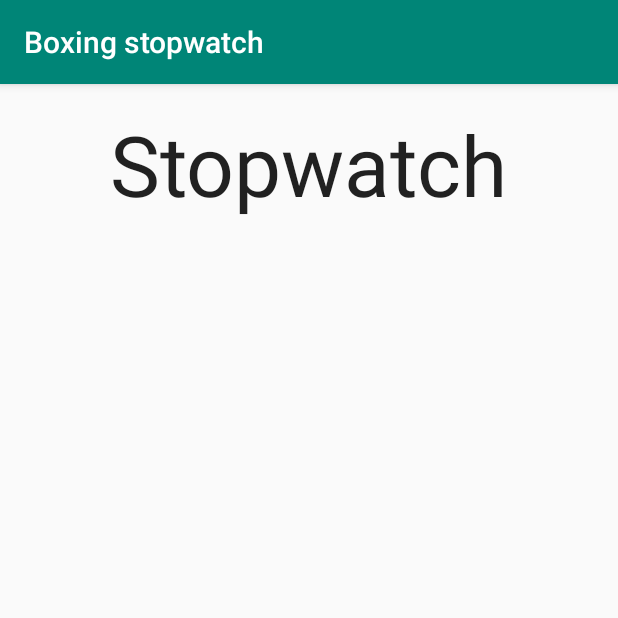
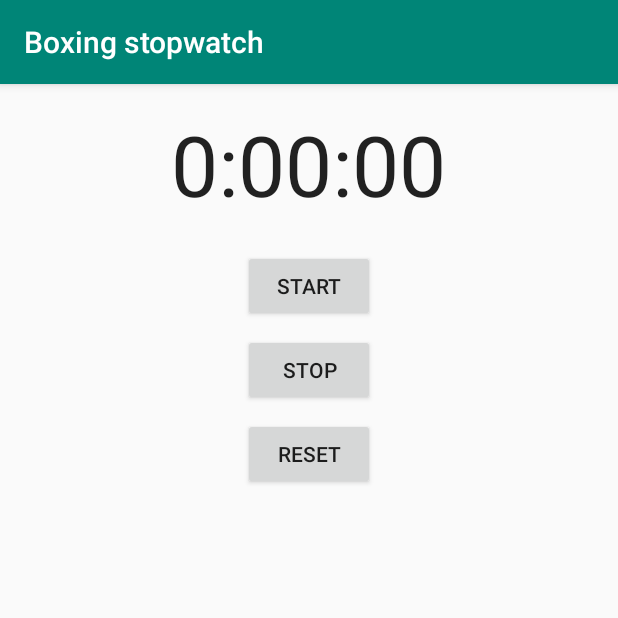
Before and after one commit to majkl109/Boxing_stopwatch, an Android app: the screen it shows after launch (StopwatchActivity), on a phone screen of 412 x 824 dp, the top half of it. Run offline under Robolectric (Android 15) with nearby library versions, the phone set to English and light mode, and no system bars.

Commit message:
All added

```diff
--- a/app/src/main/java/com/example/boxingstopwatch/StopwatchActivity.java
+++ b/app/src/main/java/com/example/boxingstopwatch/StopwatchActivity.java
@@ -1,14 +1,54 @@
 package com.example.boxingstopwatch;
 
 import androidx.appcompat.app.AppCompatActivity;
-
+import android.os.Handler;
+import android.view.View;
 import android.os.Bundle;
+import android.widget.TextView;
+import java.util.Locale;
 
 public class StopwatchActivity extends AppCompatActivity {
+
+    private int seconds = 0;
+    private boolean running;
 
     @Override
     protected void onCreate(Bundle savedInstanceState) {
         super.onCreate(savedInstanceState);
-        setContentView(R.layout.activity_main);
+        setContentView(R.layout.activity_stopwatch);
+        runTimer();
+    }
+
+    public void onClickStart(View view){
+        running = true;
+    }
+    public void onClickStop(View view){
+        running = false;
+    }
+    public void onClickReset(View view){
+        running = false;
+        seconds = 0;
+    }
+    private void runTimer() {
+        final TextView timeView = findViewById(R.id.time_view);
+        final Handler handler = new Handler();
+        handler.post(new Runnable() {
+            @Override
+            public void run() {
+                int hours = seconds / 3600;
+                int minutes = (seconds % 3600) / 60;
+                int secs = seconds % 60;
+                String time = String.format(Locale.getDefault(),
+                        "%d:%02d:%02d", hours, minutes, secs);
+                timeView.setText(time);
+                if (running) {
+                    seconds++;
+                }
+                handler.postDelayed(this, 1000);
+
+            }
+
+        });
+
     }
 }
--- a/app/src/main/res/layout/activity_main.xml
+++ /dev/null
@@ -1,27 +0,0 @@
-<?xml version="1.0" encoding="utf-8"?>
-<LinearLayout
-    xmlns:android="http://schemas.android.com/apk/res/android"
-    xmlns:app="http://schemas.android.com/apk/res-auto"
-    xmlns:tools="http://schemas.android.com/tools"
-    android:layout_width="match_parent"
-    android:layout_height="match_parent"
-    android:orientation="vertical"
-    android:padding="16dp"
-    tools:context=".StopwatchActivity">
-
-    <TextView
-        android:id="@+id/time_view"
-        android:layout_width="wrap_content"
-        android:layout_height="wrap_content"
-        android:layout_gravity="center_horizontal"
-        android:text="Stopwatch"
-        android:textAppearance="@android:style/TextAppearance.Large"
-        android:textSize="56sp"/>
-
-
-        app:layout_constraintBottom_toBottomOf="parent"
-        app:layout_constraintLeft_toLeftOf="parent"
-        app:layout_constraintRight_toRightOf="parent"
-        app:layout_constraintTop_toTopOf="parent" />
-
-</LinearLayout>
--- /dev/null
+++ b/app/src/main/res/layout/activity_stopwatch.xml
@@ -0,0 +1,49 @@
+<?xml version="1.0" encoding="utf-8"?>
+<LinearLayout
+    xmlns:android="http://schemas.android.com/apk/res/android"
+    xmlns:app="http://schemas.android.com/apk/res-auto"
+    xmlns:tools="http://schemas.android.com/tools"
+    android:layout_width="match_parent"
+    android:layout_height="match_parent"
+    android:orientation="vertical"
+    android:padding="16dp"
+    tools:context=".StopwatchActivity">
+
+    <TextView
+        android:id="@+id/time_view"
+        android:layout_width="wrap_content"
+        android:layout_height="wrap_content"
+        android:layout_gravity="center_horizontal"
+        android:text="Stopwatch"
+        android:textAppearance="@android:style/TextAppearance.Large"
+        android:textSize="56sp"/>
+
+    <Button
+        android:id="@+id/start_button"
+        android:layout_width="wrap_content"
+        android:layout_height="wrap_content"
+        android:layout_gravity="center_horizontal"
+        android:layout_marginTop="20dp"
+        android:onClick="onClickStart"
+        android:text="@string/start" />
+
+    <Button
+        android:id="@+id/stop_button"
+        android:layout_width="wrap_content"
+        android:layout_height="wrap_content"
+        android:layout_gravity="center_horizontal"
+        android:layout_marginTop="8dp"
+        android:onClick="onClickStop"
+        android:text="@string/stop" />
+
+    <Button
+        android:id="@+id/reset_button"
+        android:layout_width="wrap_content"
+        android:layout_height="wrap_content"
+        android:layout_gravity="center_horizontal"
+        android:layout_marginTop="8dp"
+        android:onClick="onClickReset"
+        android:text="@string/reset" />
+
+
+</LinearLayout>
```
